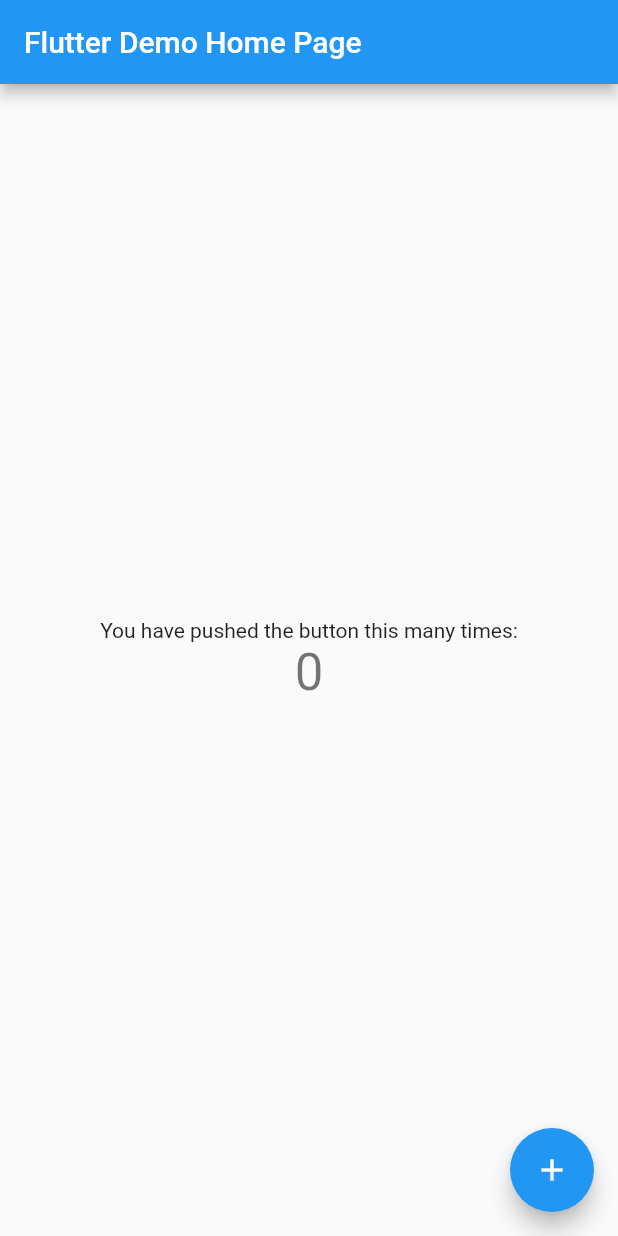
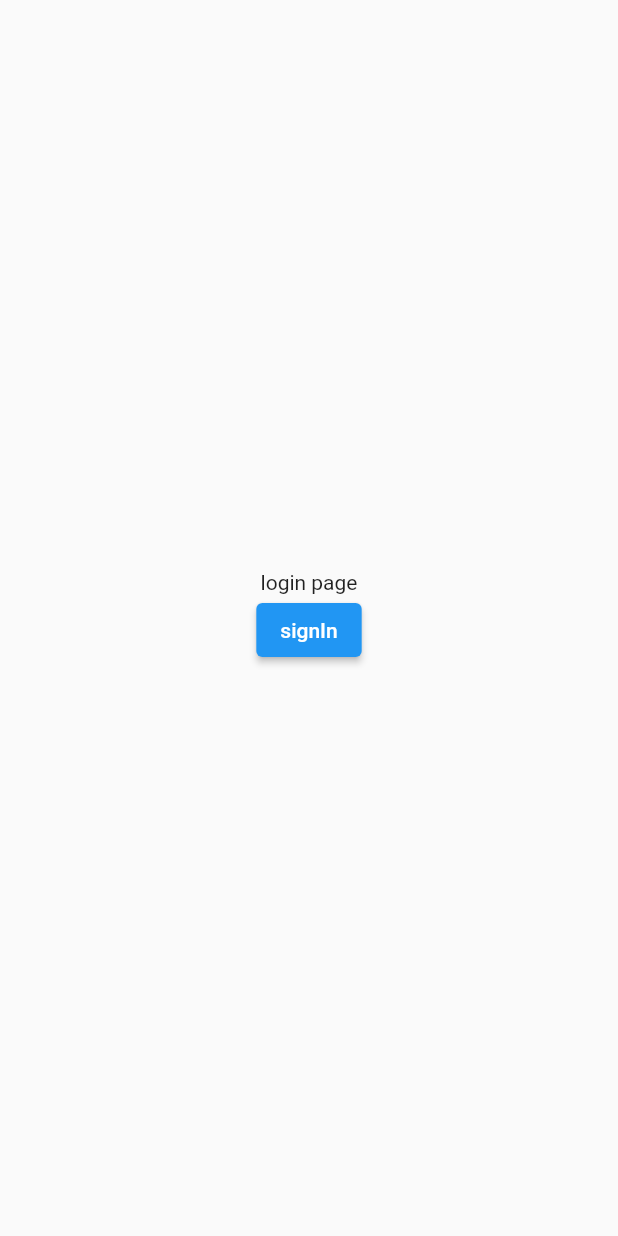
Before and after one commit to neco3coffee/auto_route_riverpod, a Flutter app: the screen it shows after launch, on a phone screen of 412 x 824 dp. Run offline on Flutter 3.47's test engine with Material 2 defaults, Android fonts, the light colour scheme and no system bars; our stand-ins replace firebase_auth, firebase_core, hooks_riverpod; accounts and stored records are empty.

Commit message:
[add] isAuthenticatedによる HomePageとLoginPageの遷移先の切り替え（auto_route未使用版）

```diff
--- a/lib/main.dart
+++ b/lib/main.dart
@@ -1,5 +1,9 @@
 import 'package:flutter/material.dart';
 import 'package:firebase_core/firebase_core.dart';
+import 'package:go_route_riverpod/data/auth_controller.dart';
+import 'package:go_route_riverpod/ui/home_page.dart';
+import 'package:go_route_riverpod/ui/login_page.dart';
+import 'package:hooks_riverpod/hooks_riverpod.dart';
 import 'firebase_options.dart';
 
 void main() async {
@@ -7,115 +11,20 @@
   await Firebase.initializeApp(
     options: DefaultFirebaseOptions.currentPlatform,
   );
-  runApp(const MyApp());
+  runApp(const ProviderScope(child: MyApp()));
 }
 
-class MyApp extends StatelessWidget {
+class MyApp extends HookConsumerWidget {
   const MyApp({Key? key}) : super(key: key);
-
-  // This widget is the root of your application.
   @override
-  Widget build(BuildContext context) {
+  Widget build(BuildContext context, WidgetRef ref) {
+    final isAuthenticated = ref.watch(authControllerProvider) != null;
     return MaterialApp(
-      title: 'Flutter Demo',
-      theme: ThemeData(
-        // This is the theme of your application.
-        //
-        // Try running your application with "flutter run". You'll see the
-        // application has a blue toolbar. Then, without quitting the app, try
-        // changing the primarySwatch below to Colors.green and then invoke
-        // "hot reload" (press "r" in the console where you ran "flutter run",
-        // or simply save your changes to "hot reload" in a Flutter IDE).
-        // Notice that the counter didn't reset back to zero; the application
-        // is not restarted.
-        primarySwatch: Colors.blue,
+      title: 'flutter demo',
+      theme: ThemeData(primarySwatch: Colors.blue),
+      home: Scaffold(
+        body: isAuthenticated ? HomePage() : LoginPage(),
       ),
-      home: const MyHomePage(title: 'Flutter Demo Home Page'),
     );
   }
 }
-
-class MyHomePage extends StatefulWidget {
-  const MyHomePage({Key? key, required this.title}) : super(key: key);
-
-  // This widget is the home page of your application. It is stateful, meaning
-  // that it has a State object (defined below) that contains fields that affect
-  // how it looks.
-
-  // This class is the configuration for the state. It holds the values (in this
-  // case the title) provided by the parent (in this case the App widget) and
-  // used by the build method of the State. Fields in a Widget subclass are
-  // always marked "final".
-
-  final String title;
-
-  @override
-  State<MyHomePage> createState() => _MyHomePageState();
-}
-
-class _MyHomePageState extends State<MyHomePage> {
-  int _counter = 0;
-
-  void _incrementCounter() {
-    setState(() {
-      // This call to setState tells the Flutter framework that something has
-      // changed in this State, which causes it to rerun the build method below
-      // so that the display can reflect the updated values. If we changed
-      // _counter without calling setState(), then the build method would not be
-      // called again, and so nothing would appear to happen.
-      _counter++;
-    });
-  }
-
-  @override
-  Widget build(BuildContext context) {
-    // This method is rerun every time setState is called, for instance as done
-    // by the _incrementCounter method above.
-    //
-    // The Flutter framework has been optimized to make rerunning build methods
-    // fast, so that you can just rebuild anything that needs updating rather
-    // than having to individually change instances of widgets.
-    return Scaffold(
-      appBar: AppBar(
-        // Here we take the value from the MyHomePage object that was created by
-        // the App.build method, and use it to set our appbar title.
-        title: Text(widget.title),
-      ),
-      body: Center(
-        // Center is a layout widget. It takes a single child and positions it
-        // in the middle of the parent.
-        child: Column(
-          // Column is also a layout widget. It takes a list of children and
-          // arranges them vertically. By default, it sizes itself to fit its
-          // children horizontally, and tries to be as tall as its parent.
-          //
-          // Invoke "debug painting" (press "p" in the console, choose the
-          // "Toggle Debug Paint" action from the Flutter Inspector in Android
-          // Studio, or the "Toggle Debug Paint" command in Visual Studio Code)
-          // to see the wireframe for each widget.
-          //
-          // Column has various properties to control how it sizes itself and
-          // how it positions its children. Here we use mainAxisAlignment to
-          // center the children vertically; the main axis here is the vertical
-          // axis because Columns are vertical (the cross axis would be
-          // horizontal).
-          mainAxisAlignment: MainAxisAlignment.center,
-          children: <Widget>[
-            const Text(
-              'You have pushed the button this many times:',
-            ),
-            Text(
-              '$_counter',
-              style: Theme.of(context).textTheme.headline4,
-            ),
-          ],
-        ),
-      ),
-      floatingActionButton: FloatingActionButton(
-        onPressed: _incrementCounter,
-        tooltip: 'Increment',
-        child: const Icon(Icons.add),
-      ), // This trailing comma makes auto-formatting nicer for build methods.
-    );
-  }
-}
--- /dev/null
+++ b/lib/ui/login_page.dart
@@ -0,0 +1,23 @@
+import 'package:flutter/material.dart';
+import 'package:go_route_riverpod/data/auth_controller.dart';
+import 'package:hooks_riverpod/hooks_riverpod.dart';
+
+class LoginPage extends HookConsumerWidget {
+  const LoginPage({Key? key}) : super(key: key);
+
+  @override
+  Widget build(BuildContext context, WidgetRef ref) {
+    return Center(
+      child: Column(
+        mainAxisSize: MainAxisSize.min,
+        children: [
+          Text('login page'),
+          ElevatedButton(
+              onPressed: () =>
+                  ref.read(authControllerProvider.notifier).signIn(),
+              child: Text('signIn'))
+        ],
+      ),
+    );
+  }
+}
--- a/pubspec.yaml
+++ b/pubspec.yaml
@@ -35,6 +35,8 @@
   # Use with the CupertinoIcons class for iOS style icons.
   cupertino_icons: ^1.0.2
   firebase_core: ^1.17.0
+  firebase_auth: ^3.3.18
+  hooks_riverpod: ^1.0.4
 
 dev_dependencies:
   flutter_test:
```
Also changed, not shown: lib/data/auth_controller.dart (added, +37 -0 lines), lib/data/auth_repository.dart (added, +39 -0 lines), lib/ui/home_page.dart (added, +23 -0 lines), pubspec.lock, 3 other files.
